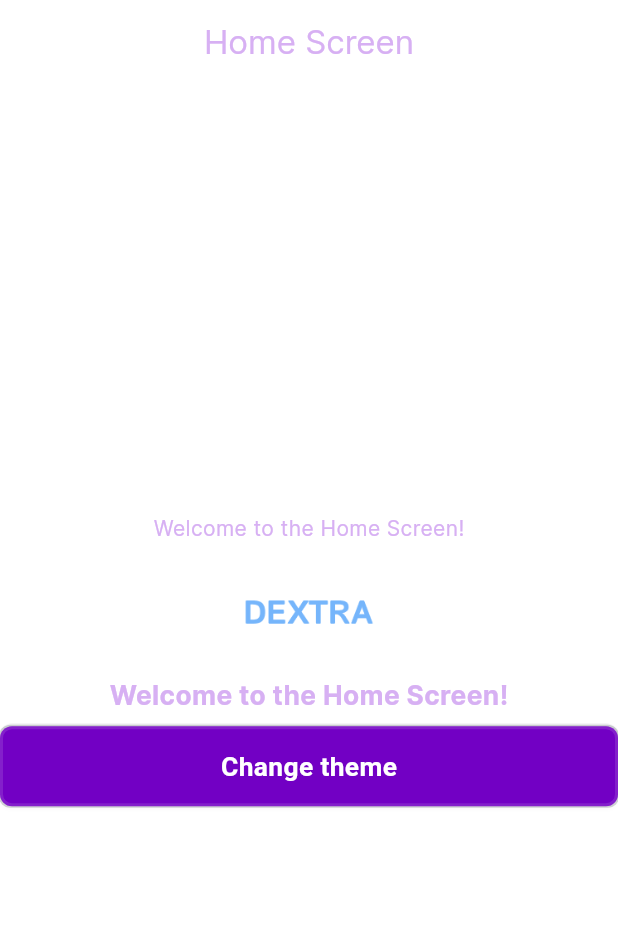
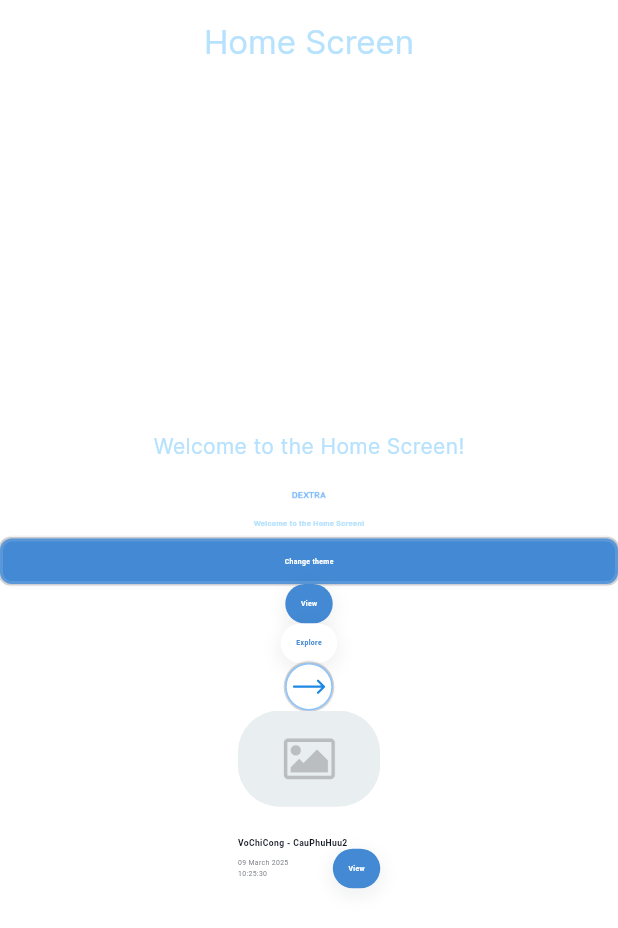
Before and after one commit to TranChinh03/dextra, a Flutter app: the screen it shows after launch, on a phone screen of 412 x 824 dp. Shown: the top 928 px of the screen. Run offline on Flutter 3.47's test engine with Material 3 defaults, Android fonts, the light colour scheme and no system bars; drawn by our look-alikes of flutter_easyloading; our stand-ins replace dio, easy_localization, equatable, flutter_bloc, flutter_screenutil, flutter_svg and 3 more.

Commit message:
common button, camera img

```diff
--- a/assets/translations/en-US.json
+++ b/assets/translations/en-US.json
@@ -26,5 +26,8 @@
   "Common.philippine_peso_currency_sign": "₱",
   "Common.accept": "Accept",
   "Common.reject": "Reject",
-  "Common.percent_sign": "%"
+  "Common.percent_sign": "%",
+  "Common.view": "View",
+  "Common.explore": "Explore"
+
 }
--- a/lib/presentation/app/app.dart
+++ b/lib/presentation/app/app.dart
@@ -31,7 +31,7 @@ class _AppState extends State<App> {
   @override
   Widget build(BuildContext context) {
     return ScreenUtilInit(
-      designSize: const Size(375, 812),
+      designSize: const Size(1440, 1024),
       builder: (_, __) => MultiBlocProvider(
         providers: [
           BlocProvider.value(value: _appBloc),
--- a/lib/presentation/app/screens/home_screen.dart
+++ b/lib/presentation/app/screens/home_screen.dart
@@ -1,7 +1,11 @@
 import 'package:dextra/di/injectable.dart';
 import 'package:dextra/presentation/app/blocs/theme/app_theme_bloc.dart';
 import 'package:dextra/presentation/assets/assets.dart';
+import 'package:dextra/presentation/modules/commons/widgets/button/camera_img_item.dart';
+import 'package:dextra/presentation/modules/commons/widgets/button/common_arrow_button.dart';
 import 'package:dextra/presentation/modules/commons/widgets/button/common_button.dart';
+import 'package:dextra/presentation/modules/commons/widgets/button/common_primary_button.dart';
+import 'package:dextra/presentation/modules/commons/widgets/button/common_secondary_button.dart';
 import 'package:dextra/presentation/modules/commons/widgets/commonImage/common_image.dart';
 import 'package:dextra/theme/color/app_color.dart';
 import 'package:dextra/theme/font/app_font_size.dart';
@@ -71,6 +75,55 @@ class _HomeScreenState extends State<HomeScreen> {
               },
               // text: tr('Common.continue_title'),
               text: tr('Change theme'),
+            ),
+            CommonPrimaryButton(
+              onPressed: () {
+                final currentTheme = _appThemeBloc.state.themeMode;
+                _appThemeBloc.add(
+                  ChangeAppTheme(
+                      themeMode: currentTheme == ThemeMode.dark
+                          ? ThemeMode.light
+                          : ThemeMode.dark),
+                );
+              },
+              text: tr('Common.view'),
+            ),
+            CommonSecondaryButton(
+              onPressed: () {
+                final currentTheme = _appThemeBloc.state.themeMode;
+                _appThemeBloc.add(
+                  ChangeAppTheme(
+                      themeMode: currentTheme == ThemeMode.dark
+                          ? ThemeMode.light
+                          : ThemeMode.dark),
+                );
+              },
+              text: tr('Common.explore'),
+            ),
+            CommonArrowButton(
+              onPressed: () {
+                final currentTheme = _appThemeBloc.state.themeMode;
+                _appThemeBloc.add(
+                  ChangeAppTheme(
+                      themeMode: currentTheme == ThemeMode.dark
+                          ? ThemeMode.light
+                          : ThemeMode.dark),
+                );
+              },
+            ),
+            CameraImgItem(
+              name: "VoChiCong - CauPhuHuu2",
+              time: '09 March 2025\n10:25:30',
+              onPressed: () {
+                final currentTheme = _appThemeBloc.state.themeMode;
+                _appThemeBloc.add(
+                  ChangeAppTheme(
+                      themeMode: currentTheme == ThemeMode.dark
+                          ? ThemeMode.light
+                          : ThemeMode.dark),
+                );
+              },
+              overflow: TextOverflow.ellipsis,
             )
           ],
         ),
--- a/lib/presentation/assets/svg/svg.dart
+++ b/lib/presentation/assets/svg/svg.dart
@@ -2,4 +2,5 @@ class AssetsSvg {
   const AssetsSvg();
 
   String get check => 'assets/svg/check.svg';
+  String get forwardArrow => 'assets/svg/forwardArrow.svg';
 }
--- /dev/null
+++ b/lib/presentation/modules/commons/widgets/button/camera_img_item.dart
@@ -0,0 +1,83 @@
+import 'package:dextra/presentation/assets/assets.dart';
+import 'package:dextra/presentation/modules/commons/widgets/button/common_primary_button.dart';
+import 'package:dextra/presentation/modules/commons/widgets/commonImage/common_image.dart';
+import 'package:dextra/presentation/modules/commons/widgets/text/common_text.dart';
+import 'package:dextra/theme/border/app_border_radius.dart';
+import 'package:dextra/theme/border/app_border_wh.dart';
+import 'package:dextra/theme/color/app_color.dart';
+import 'package:dextra/theme/color/colors_template.dart';
+import 'package:dextra/theme/font/app_font_size.dart';
+import 'package:dextra/theme/font/app_font_weight.dart';
+import 'package:dextra/theme/spacing/app_spacing.dart';
+import 'package:easy_localization/easy_localization.dart';
+import 'package:flutter/material.dart';
+import 'package:flutter_screenutil/flutter_screenutil.dart';
+
+class CameraImgItem extends StatelessWidget {
+  final String? name;
+  final String? time;
+  final String? img;
+  final VoidCallback? onPressed;
+  final int? maxLines;
+  final TextOverflow? overflow;
+
+  const CameraImgItem({
+    super.key,
+    this.name,
+    this.time,
+    this.img,
+    this.onPressed,
+    this.maxLines,
+    this.overflow,
+  });
+
+  @override
+  Widget build(BuildContext context) {
+    return SizedBox(
+      width: AppSpacing.rem4150.w,
+      child: Column(
+        mainAxisAlignment: MainAxisAlignment.spaceBetween,
+        crossAxisAlignment: CrossAxisAlignment.start,
+        children: [
+          ClipRRect(
+            borderRadius: BorderRadius.circular(AppBorderRadius.spacing3xl),
+            child: CommonImage(
+              imagePath: img ?? Assets.png.placeHolder.path,
+              fit: BoxFit.cover,
+            ),
+          ),
+          SizedBox(
+            height: AppSpacing.rem250,
+          ),
+          CommonText(
+            name ?? 'Camera 01',
+            style: TextStyle(
+              color: DarkGreyColors().grey950,
+              fontWeight: AppFontWeight.semiBold,
+              fontSize: AppFontSize.xxl,
+            ),
+            maxLines: maxLines,
+            overFlow: overflow,
+          ),
+          Row(
+            mainAxisAlignment: MainAxisAlignment.spaceBetween,
+            children: [
+              CommonText(
+                time ?? 'Time',
+                style: TextStyle(
+                  color: DarkGreyColors().grey500,
+                  fontWeight: AppFontWeight.regular,
+                  fontSize: AppFontSize.md,
+                ),
+              ),
+              CommonPrimaryButton(
+                text: tr('Common.view'),
+                onPressed: onPressed,
+              )
+            ],
+          )
+        ],
+      ),
+    );
+  }
+}
--- /dev/null
+++ b/lib/presentation/modules/commons/widgets/button/common_arrow_button.dart
@@ -0,0 +1,84 @@
+import 'package:dextra/presentation/assets/assets.dart';
+import 'package:dextra/presentation/modules/commons/widgets/text/common_text.dart';
+import 'package:dextra/theme/border/app_border_radius.dart';
+import 'package:dextra/theme/color/app_color.dart';
+import 'package:dextra/theme/font/app_font_size.dart';
+import 'package:dextra/theme/font/app_font_weight.dart';
+import 'package:dextra/theme/spacing/app_spacing.dart';
+import 'package:flutter/material.dart';
+import 'package:flutter_screenutil/flutter_screenutil.dart';
+import 'package:flutter_svg/svg.dart';
+
+class CommonArrowButton extends StatelessWidget {
+  final String? text;
+  final Color? textColor;
+  final Color? borderColor;
+  final VoidCallback? onPressed;
+  final EdgeInsets? margin;
+  final EdgeInsets? padding;
+  final bool isEnable;
+  final int? maxLines;
+  final TextOverflow? overflow;
+
+  const CommonArrowButton({
+    super.key,
+    this.text,
+    this.textColor,
+    this.borderColor,
+    this.onPressed,
+    this.margin,
+    this.padding,
+    this.isEnable = true,
+    this.maxLines,
+    this.overflow,
+  });
+
+  @override
+  Widget build(BuildContext context) {
+    final colors = IAppColor.watch(context);
+
+    final effectiveBorderColor =
+        borderColor ?? colors.buttonSecondaryColorBorder;
+
+    return IntrinsicWidth(
+      child: InkWell(
+        onTap: isEnable ? onPressed : null,
+        borderRadius: BorderRadius.circular(AppBorderRadius.l),
+        child: Container(
+          decoration: BoxDecoration(
+            color: colors.buttonSecondaryColorBackground,
+            shape: BoxShape.circle,
+            border: Border.all(color: effectiveBorderColor),
+            boxShadow: [
+              BoxShadow(
+                color: colors.shadowXs.withValues(alpha: 0.05),
+                offset: Offset(0, 1),
+                blurRadius: 2,
+              ),
+              if (isEnable) ...[
+                BoxShadow(
+                  color: colors.shadowXs.withValues(alpha: 0.05),
+                  offset: Offset(0, -2),
+                ),
+                BoxShadow(
+                  color: colors.shadowXs.withValues(alpha: 0.18),
+                  spreadRadius: 1,
+                ),
+              ],
+            ],
+          ),
+          padding: padding ??
+              EdgeInsets.all(
+                AppSpacing.rem125.w,
+              ),
+          child: Center(
+            child: SvgPicture.asset(
+              Assets.svg.forwardArrow,
+              fit: BoxFit.scaleDown,
+            ),
+          ),
+        ),
+      ),
+    );
+  }
+}
--- /dev/null
+++ b/lib/presentation/modules/commons/widgets/button/common_primary_button.dart
@@ -0,0 +1,78 @@
+import 'package:dextra/presentation/modules/commons/widgets/text/common_text.dart';
+import 'package:dextra/theme/border/app_border_radius.dart';
+import 'package:dextra/theme/border/app_border_wh.dart';
+import 'package:dextra/theme/color/app_color.dart';
+import 'package:dextra/theme/font/app_font_size.dart';
+import 'package:dextra/theme/font/app_font_weight.dart';
+import 'package:dextra/theme/spacing/app_spacing.dart';
+import 'package:flutter/material.dart';
+import 'package:flutter_screenutil/flutter_screenutil.dart';
+
+class CommonPrimaryButton extends StatelessWidget {
+  final String? text;
+  final VoidCallback? onPressed;
+  final EdgeInsets? margin;
+  final EdgeInsets? padding;
+  final bool isEnable;
+  final int? maxLines;
+  final TextOverflow? overflow;
+
+  const CommonPrimaryButton({
+    super.key,
+    this.text,
+    this.onPressed,
+    this.margin,
+    this.padding,
+    this.isEnable = true,
+    this.maxLines,
+    this.overflow,
+  });
+
+  @override
+  Widget build(BuildContext context) {
+    final colors = IAppColor.watch(context);
+
+    final buttonColor =
+        isEnable ? colors.buttonPrimaryBackground : colors.backgroundDisable;
+
+    return IntrinsicWidth(
+      child: InkWell(
+        onTap: isEnable ? onPressed : null,
+        borderRadius: BorderRadius.circular(AppBorderRadius.spacing2xl),
+        child: Container(
+          decoration: BoxDecoration(
+            color: buttonColor,
+            borderRadius: BorderRadius.circular(AppBorderRadius.spacing2xl),
+            boxShadow: [
+              BoxShadow(
+                color: colors.shadowXs.withValues(alpha: 0.05),
+                offset: Offset(0, 4),
+                blurRadius: 8,
+                spreadRadius: 3,
+              ),
+            ],
+          ),
+          padding: padding ??
+              EdgeInsets.symmetric(
+                horizontal: AppSpacing.rem450.w,
+                vertical: AppSpacing.rem150.h,
+              ),
+          child: Center(
+            child: CommonText(
+              text ?? '',
+              style: TextStyle(
+                color: isEnable
+                    ? colors.buttonPrimaryForeground
+                    : colors.foregroundDisabled,
+                fontWeight: AppFontWeight.semiBold,
+                fontSize: AppFontSize.md,
+              ),
+              maxLines: maxLines,
+              overFlow: overflow,
+            ),
+          ),
+        ),
+      ),
+    );
+  }
+}
--- /dev/null
+++ b/lib/presentation/modules/commons/widgets/button/common_secondary_button.dart
@@ -0,0 +1,78 @@
+import 'package:dextra/presentation/modules/commons/widgets/text/common_text.dart';
+import 'package:dextra/theme/border/app_border_radius.dart';
+import 'package:dextra/theme/border/app_border_wh.dart';
+import 'package:dextra/theme/color/app_color.dart';
+import 'package:dextra/theme/font/app_font_size.dart';
+import 'package:dextra/theme/font/app_font_weight.dart';
+import 'package:dextra/theme/spacing/app_spacing.dart';
+import 'package:flutter/material.dart';
+import 'package:flutter_screenutil/flutter_screenutil.dart';
+
+class CommonSecondaryButton extends StatelessWidget {
+  final String? text;
+  final VoidCallback? onPressed;
+  final EdgeInsets? margin;
+  final EdgeInsets? padding;
+  final bool isEnable;
+  final int? maxLines;
+  final TextOverflow? overflow;
+
+  const CommonSecondaryButton({
+    super.key,
+    this.text,
+    this.onPressed,
+    this.margin,
+    this.padding,
+    this.isEnable = true,
+    this.maxLines,
+    this.overflow,
+  });
+
+  @override
+  Widget build(BuildContext context) {
+    final colors = IAppColor.watch(context);
+
+    final buttonColor =
+        isEnable ? colors.buttonSecondaryBackground : colors.backgroundDisable;
+
+    return IntrinsicWidth(
+      child: InkWell(
+        onTap: isEnable ? onPressed : null,
+        borderRadius: BorderRadius.circular(AppBorderRadius.spacing2xl),
+        child: Container(
+          decoration: BoxDecoration(
+            color: buttonColor,
+            borderRadius: BorderRadius.circular(AppBorderRadius.spacing2xl),
+            boxShadow: [
+              BoxShadow(
+                color: colors.shadowXs.withValues(alpha: 0.05),
+                offset: Offset(0, 4),
+                blurRadius: 8,
+                spreadRadius: 3,
+              ),
+            ],
+          ),
+          padding: padding ??
+              EdgeInsets.symmetric(
+                horizontal: AppSpacing.rem450.w,
+                vertical: AppSpacing.rem150.h,
+              ),
+          child: Center(
+            child: CommonText(
+              text ?? '',
+              style: TextStyle(
+                color: isEnable
+                    ? colors.buttonSecondaryColorForeground
+                    : colors.foregroundDisabled,
+                fontWeight: AppFontWeight.semiBold,
+                fontSize: AppFontSize.md,
+              ),
+              maxLines: maxLines,
+              overFlow: overflow,
+            ),
+          ),
+        ),
+      ),
+    );
+  }
+}
--- a/lib/theme/border/app_border_radius.dart
+++ b/lib/theme/border/app_border_radius.dart
@@ -8,5 +8,7 @@ class AppBorderRadius {
   static const double lg = _radiusFactor * 5;
   static const double xl = _radiusFactor * 6;
   static const double spacingxl = _radiusFactor * 8;
+  static const double spacing2xl = _radiusFactor * 10;
+  static const double spacing3xl = _radiusFactor * 14;
   static const double extra = _radiusFactor * 32;
 }
--- a/lib/theme/color/app_light_color.dart
+++ b/lib/theme/color/app_light_color.dart
@@ -38,7 +38,7 @@ class AppLightColor implements IAppColor {
   Color get buttonSecondaryColorBorder => DextraAppColor.primary.brand300;
 
   @override
-  Color get buttonSecondaryColorForeground => DextraAppColor.primary.brand700;
+  Color get buttonSecondaryColorForeground => DextraAppColor.primary.brand600;
 
   @override
   Color get foregroundDisabled => DextraAppColor.foreground.foregroundDisabled;
--- a/lib/theme/color/colors_template.dart
+++ b/lib/theme/color/colors_template.dart
@@ -1,28 +1,40 @@
 import 'package:flutter/material.dart';
 
+// class PrimaryColors {
+//   final Color brand25 = const Color(0xFFF5EBFC);
+//   final Color brand50 = const Color(0xFFF2E6FB);
+//   final Color brand100 = const Color(0xFFD7B0F3);
+//   final Color brand200 = const Color(0xFFC38AED);
+//   final Color brand300 = const Color(0xFFA854E4);
+//   final Color brand400 = const Color(0xFF9733DF);
+//   final Color brand500 = const Color(0xFF7D00D7);
+//   final Color brand600 = const Color(0xFF7200C4);
+//   final Color brand700 = const Color(0xFF590099);
+//   final Color brand800 = const Color(0xFF450076);
+//   final Color brand900 = const Color(0xFF35005A);
+//   final Color brand950 = const Color(0xFF2A0048);
+//   final LinearGradient primaryGradient = LinearGradient(
+//     colors: [
+//       Color(0xFF2AC4FD), // Light Blue
+//       Color(0xFF7D00D7), // Dark Purple
+//       Color(0xFFC600CC), // Magenta
+//       Color(0xFFFFA525), // Orange
+//     ],
+//     begin: Alignment.centerLeft,
+//     end: Alignment.centerRight,
+//   );
+// }
 class PrimaryColors {
-  final Color brand25 = const Color(0xFFF5EBFC);
-  final Color brand50 = const Color(0xFFF2E6FB);
-  final Color brand100 = const Color(0xFFD7B0F3);
-  final Color brand200 = const Color(0xFFC38AED);
-  final Color brand300 = const Color(0xFFA854E4);
-  final Color brand400 = const Color(0xFF9733DF);
-  final Color brand500 = const Color(0xFF7D00D7);
-  final Color brand600 = const Color(0xFF7200C4);
-  final Color brand700 = const Color(0xFF590099);
-  final Color brand800 = const Color(0xFF450076);
-  final Color brand900 = const Color(0xFF35005A);
-  final Color brand950 = const Color(0xFF2A0048);
-  final LinearGradient primaryGradient = LinearGradient(
-    colors: [
-      Color(0xFF2AC4FD), // Light Blue
-      Color(0xFF7D00D7), // Dark Purple
-      Color(0xFFC600CC), // Magenta
-      Color(0xFFFFA525), // Orange
-    ],
-    begin: Alignment.centerLeft,
-    end: Alignment.centerRight,
-  );
+  final Color brand25 = const Color(0xFFD9F0FF); // Alice Blue
+  final Color brand50 = const Color(0xFFCBF0FD); // Columbia Blue
+  final Color brand100 = const Color(0xFFB6E2FD); // Uranian Blue
+  final Color brand200 = const Color(0xFFA0D3FC); // Light Sky Blue
+  final Color brand300 = const Color(0xFF8BC4FC); // Jordy Blue
+  final Color brand400 = const Color(0xFF75B5FB); // Argentinian Blue
+  final Color brand500 = const Color(0xFF5C9FE7); // Blue Gray
+  final Color brand600 = const Color(0xFF4389D3); // Tufts Blue
+  final Color brand700 = const Color(0xFF2868BA); // True Blue
+  final Color brand800 = const Color(0xFF0D47A1); // Cobalt Blue
 }
 
 class ModernGreyColors {
@@ -98,6 +110,21 @@ class WarningColors {
   final Color warning800 = const Color(0xFF8A692C);
   final Color warning900 = const Color(0xFF695022);
   final Color warning950 = const Color(0xFF54401B);
+}
+
+class SkyBlue {
+  final Color skyBlue25 = const Color(0xFFF0F5FD);
+  final Color skyBlue50 = const Color(0xFFE1EAFB);
+  final Color skyBlue100 = const Color(0xFFC4D7F7);
+  final Color skyBlue200 = const Color(0xFFA8C1F3);
+  final Color skyBlue300 = const Color(0xFF88A9F0);
+  final Color skyBlue400 = const Color(0xFF6E94ED);
+  final Color skyBlue500 = const Color(0xFF75B5FB);
+  final Color skyBlue600 = const Color(0xFF4472D7);
+  final Color skyBlue700 = const Color(0xFF3A5FB4);
+  final Color skyBlue800 = const Color(0xFF314A91);
+  final Color skyBlue900 = const Color(0xFF2A3C6D);
+  final Color skyBlue950 = const Color(0xFF233158);
 }
 
 class BlueAzure {
@@ -239,6 +266,7 @@ class DextraAppColor {
   static ErrorColors error = ErrorColors();
   static SuccessColors success = SuccessColors();
   static WarningColors warning = WarningColors();
+  static SkyBlue skyBlue = SkyBlue();
   static BlueAzure blueAzure = BlueAzure();
   static Blue blue = Blue();
   static Green green = Green();
--- a/lib/theme/spacing/app_spacing.dart
+++ b/lib/theme/spacing/app_spacing.dart
@@ -25,4 +25,7 @@ class AppSpacing {
   static const double rem1200 = _spacingFactor * 48;
   static const double rem1400 = _spacingFactor * 56;
   static const double rem1600 = _spacingFactor * 64;
+  static const double rem2350 = _spacingFactor * 94;
+  static const double rem3375 = _spacingFactor * 135;
+  static const double rem4150 = _spacingFactor * 166;
 }
```
Also changed, not shown: assets/svg/forwardArrow.svg (added).
